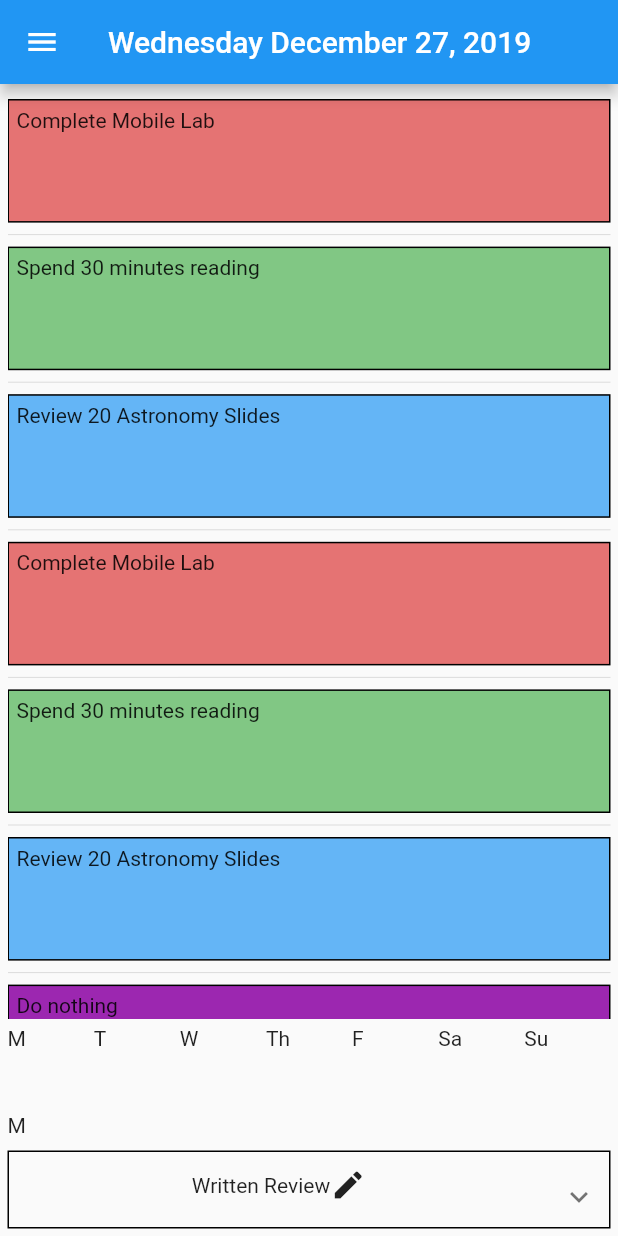
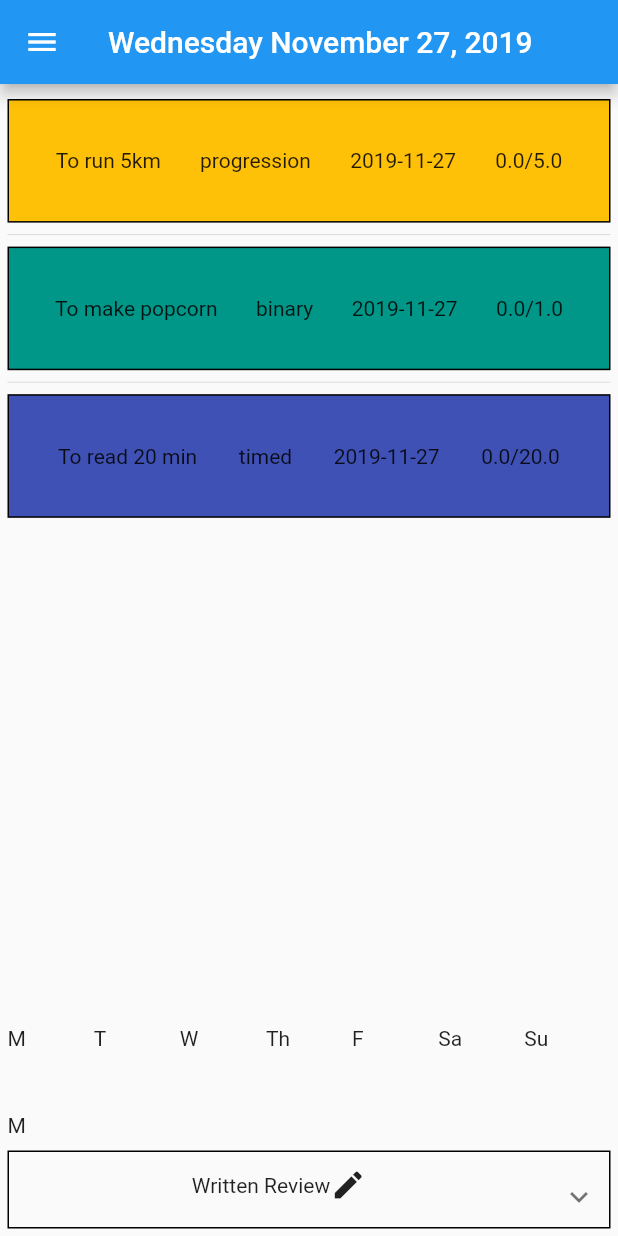
Before and after one commit to rjay0112/goals_reflection_app, a Flutter app: the screen it shows after launch, on a phone screen of 412 x 824 dp. Run offline on Flutter 3.47's test engine with Material 2 defaults, Android fonts, the phone set to English and light mode, and no system bars; drawn by our look-alikes of expandable; our stand-ins replace sqflite; accounts and stored records are empty.

Commit message:
combined versions

```diff
--- a/lib/DateKeep.dart
+++ b/lib/DateKeep.dart
@@ -1,23 +1,15 @@
-import 'Task.dart';
+import 'model/Task.dart';
 import 'package:flutter/material.dart';
+import 'DateUtils.dart';
 
 
 class GoalDate{
-  List<String> weekdays=["Sunday","Monday","Tuesday","Wednesday","Thursday","Friday","Saturday"];
-  List<String> month=["January","February","March","April","May","June","July","August","September","October","November","December"];
   List<Task> _todayTasks=[];
   DateTime _currentDate;
   GoalDate(DateTime curDate){
-  _todayTasks.add(new Task("binary","Complete Mobile Lab"));
-  _todayTasks.add(new Task("time","Spend 30 minutes reading"));
-  _todayTasks.add(new Task("progress","Review 20 Astronomy Slides"));
-  _todayTasks.add(new Task("binary","Complete Mobile Lab"));
-  _todayTasks.add(new Task("time","Spend 30 minutes reading"));
-  _todayTasks.add(new Task("progress","Review 20 Astronomy Slides"));
-  _todayTasks.add(new Task("none","Do nothing"));
-  _todayTasks.add(new Task("progress","Review 2 lectures"));
-
-
+  _todayTasks.add(new Task("To run 5km","progression",dateToShortString(curDate),5.0));
+  _todayTasks.add(new Task("To make popcorn","binary",dateToShortString(curDate),1.0));
+  _todayTasks.add(new Task("To read 20 min","timed",dateToShortString(curDate),20.0));
   _currentDate=curDate;
   }
   void addTask(Task task){_todayTasks.add(task);}
@@ -25,6 +17,6 @@ class GoalDate{
     return this._todayTasks;
   }
   String titleDate(){
-    return "${weekdays[_currentDate.weekday]} ${month[_currentDate.month]} ${_currentDate.day}, ${_currentDate.year}";
+    return "${intToWeekday(_currentDate.weekday)} ${intToMonth(_currentDate.month)} ${_currentDate.day}, ${_currentDate.year}";
   }
 }
--- /dev/null
+++ b/lib/DateUtils.dart
@@ -0,0 +1,27 @@
+String intToMonth(int monthNum){
+  List<String> month=["January","February","March","April","May","June","July","August","September","October","November","December"];
+  return month[monthNum-1];
+}
+
+String intToWeekday(int dayNum){
+  List<String> weekdays=["Sunday","Monday","Tuesday","Wednesday","Thursday","Friday","Saturday"];
+  return weekdays[dayNum];
+}
+
+String dateToShortString(DateTime date){
+  String monthFull;
+  String dayFull;
+  if(date.month<10){
+    monthFull="0${date.month}";
+  }else{
+    monthFull="${date.month}";
+  }
+
+  if(date.day<10){
+    dayFull="0${date.day}";
+  }else{
+    dayFull="${date.day}";
+  }
+
+  return "${date.year}-$monthFull-$dayFull";
+}
--- a/lib/MainPage.dart
+++ b/lib/MainPage.dart
@@ -1,7 +1,7 @@
 import 'dart:ui';
 import 'package:flutter/material.dart';
 import 'DateKeep.dart';
-import 'Task.dart';
+import 'model/Task.dart';
 import 'package:expandable/expandable.dart';
 import 'WritingPad.dart';
 
@@ -99,7 +99,7 @@ class _MyHomePageState extends State<MyHomePage> {
           itemCount: curDate.getTasks().length,
           itemBuilder: (BuildContext context, int index){
             List<Task> tasks =curDate.getTasks();
-            return tasks[index].buildMainpagelayout(context);
+            return buildLargeGoalLayout(context,tasks[index]);
           },
           separatorBuilder: (BuildContext context, int index) => const Divider(),
         )
@@ -107,5 +107,25 @@ class _MyHomePageState extends State<MyHomePage> {
     );
   }
 
+  Widget buildLargeGoalLayout(BuildContext context, Task task){
+    return Container(
+    decoration: BoxDecoration(
+      border: Border.all(color: Colors.black),
+      color: task.getBackColor(),
+    ),
+    padding: EdgeInsets.all(5.0),
+    height: MediaQuery.of(context).size.height*0.1,
+    child:Row(
+                mainAxisAlignment: MainAxisAlignment.spaceEvenly,
+                children: <Widget>[
+                  Text("${task.getTaskDesc()}"),
+                  Text("${task.getTaskType()}"),
+                  Text("${task.getTaskDate()}"),
+                  Text("${task.getProgress()}/${task.getGoal()}"),
+                ],
+              ),
+  );
+  }
+
 
 }
--- /dev/null
+++ b/lib/model/Task.dart
@@ -0,0 +1,47 @@
+import 'package:flutter/material.dart';
+
+
+class Task{
+  bool _isCompleted;
+  Color _backgroundColor;
+  String _taskType;
+  String _taskDescription;
+  double _progress;
+  double _goal;
+  String _date;
+
+  Task(String desc, String type, String date, double goal){
+    this._taskDescription=desc;
+    this._taskType=type;
+    this._date=date;
+    this._progress=0;
+    this._goal=goal;
+    setTaskColour(type);
+  }
+
+  void setTaskColour(String type){
+    if(type=="binary"){
+      _backgroundColor=Colors.teal;
+    }else if(type=="progression"){
+      _backgroundColor=Colors.amber;
+    }else if(type=="timed"){
+      _backgroundColor=Colors.indigo;
+    }else{
+      _backgroundColor=Colors.grey[200];
+    }
+  }
+
+  bool isTaskDone(){return _isCompleted;}
+  Color getBackColor(){return _backgroundColor;}
+  String getTaskType(){return _taskType;}
+  String getTaskDesc(){return _taskDescription;}
+  double getGoal(){return _goal;}
+  double getProgress(){return _progress;}
+  void setProgress(double progress){this._progress=progress;}
+  String getTaskDate(){return _date;}
+}
+
+/*
+class binaryTask extends Task{
+
+}*/
--- /dev/null
+++ b/lib/model/db_utils.dart
@@ -0,0 +1,19 @@
+import 'dart:async';
+
+import 'package:sqflite/sqflite.dart';
+import 'package:path/path.dart' as path;
+
+class DBUtils {
+  static Future<Database> init() async {
+    return openDatabase(
+      path.join(await getDatabasesPath(), 'task_history.db'),
+      onCreate: (db, version) {
+        if (version > 1) {
+          // downgrade path
+        }
+        db.execute('CREATE TABLE tasks(id INTEGER PRIMARY KEY, date TEXT, description TEXT, type TEXT, progress REAL, goal REAL)');
+      },
+      version: 1,
+    );
+  }
+}
```
Also changed, not shown: lib/model/TaskModel.dart (added), 1 other file.
